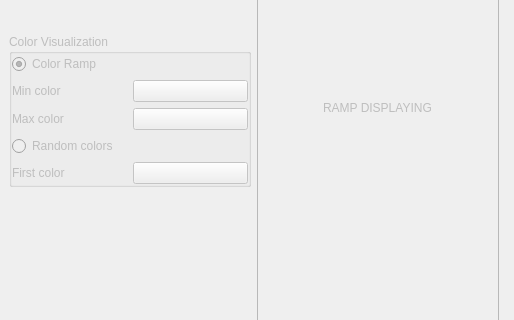
CGAL/cgal, file Polyhedron/demo/Polyhedron/Plugins/Display/Display_property.ui: the form before one commit; both pictures show x 0 to 514 and y 209 to 529 of the 514 by 695 pixel window.
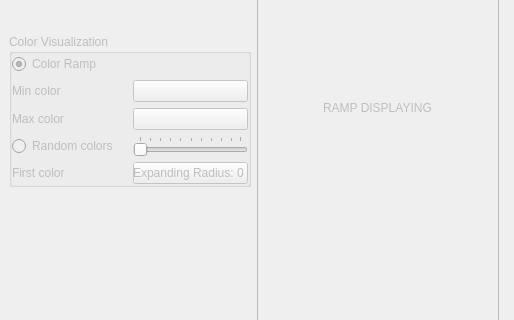
The form after the commit. Custom widgets are drawn as their Qt base class.

Commit message:
reintroduce mean curvature and gaussian curvature in "display properties"
broken for now

The edit to the form file:
```diff
--- a/Polyhedron/demo/Polyhedron/Plugins/Display/Display_property.ui
+++ b/Polyhedron/demo/Polyhedron/Plugins/Display/Display_property.ui
@@ -180,6 +180,32 @@
            </property>
           </widget>
          </item>
+         <item row="8" column="1">
+           <widget class="QSlider" name="expandingRadiusSlider">
+             <property name="minimum">
+               <float>0</float>
+             </property>
+             <property name="maximum">
+               <float>100</float>
+             </property>
+             <property name="tracking">
+               <bool>true</bool>
+             </property>
+             <property name="orientation">
+               <enum>Qt::Horizontal</enum>
+             </property>
+             <property name="tickPosition">
+               <enum>QSlider::TicksAbove</enum>
+             </property>
+           </widget>
+        </item>
+        <item row="9" column="1">
+          <widget class="QLabel" name="expandingRadiusLabel">
+            <property name="text">
+              <string>Expanding Radius: 0</string>
+            </property>
+           </widget>
+        </item>
         </layout>
        </widget>
       </item>
```
The commit also changes 1 other file.
